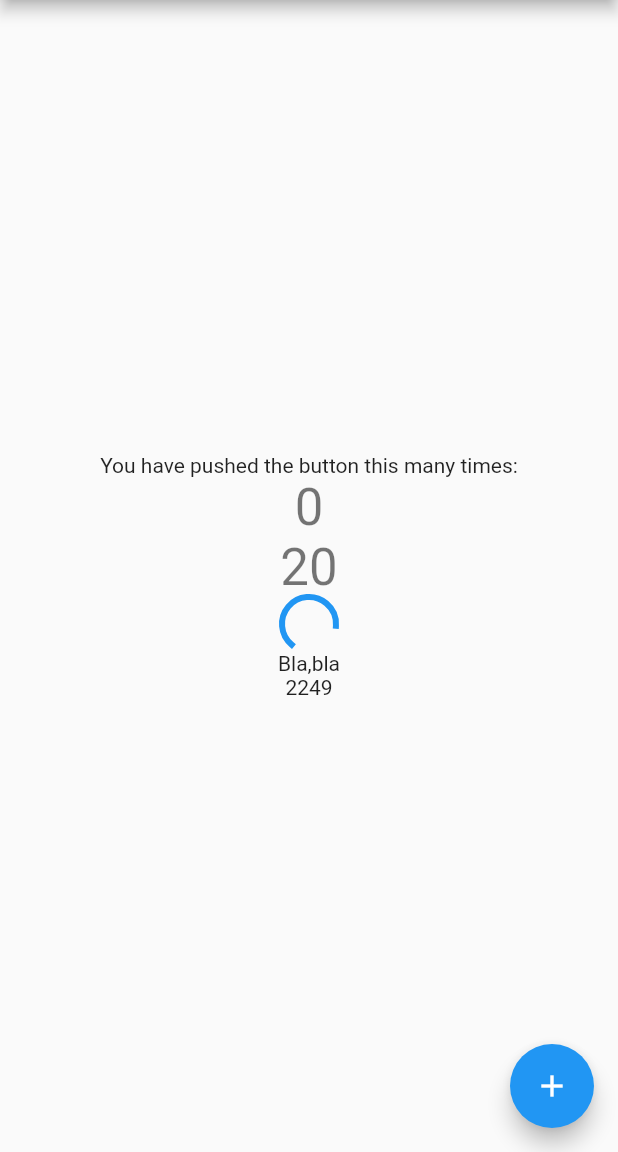
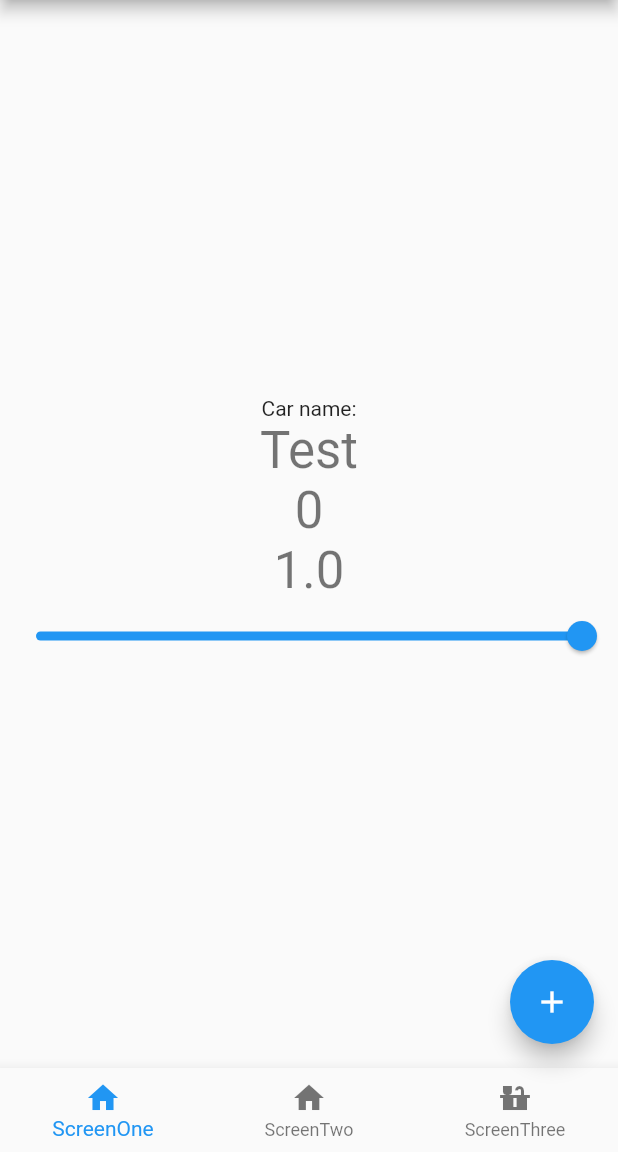
Before and after one commit to Noamagnus/riverpod_lesson_1, a Flutter app: the first screen one second after launch, on a phone screen of 412 x 824 dp, the part 84-1236 px from its top. Run offline on Flutter 3.47's test engine with Material 2 defaults, Android fonts, the phone set to English and light mode, and no system bars; our stand-ins replace flutter_riverpod.

```diff
--- a/lib/main.dart
+++ b/lib/main.dart
@@ -3,6 +3,7 @@ import 'dart:developer';
 import 'package:flutter/material.dart';
 import 'package:flutter/services.dart';
 import 'package:flutter_riverpod/flutter_riverpod.dart';
+import 'package:my_first_riverpod/screens/home_page.dart';
 
 void main() {
   runApp(const MyApp());
@@ -24,142 +25,3 @@ class MyApp extends StatelessWidget {
     );
   }
 }
-
-Future<int> fetchWeather() async {
-  await Future.delayed(const Duration(seconds: 5));
-  throw Exception('Not so fast!!!');
-}
-
-//! This is cases of different providers
-final futureProvider = FutureProvider<int>((ref) => fetchWeather());
-final counterProvider = StateProvider<int>((ref) => 0);
-final streamProvider = StreamProvider<String>(
-  (ref) => Stream.periodic(
-    const Duration(microseconds: 400),
-    (x) => x.toString(),
-  ),
-);
-final counterNotifierProvider =
-    StateNotifierProvider<CounterNotifier, Counter>((ref) => CounterNotifier());
-
-//! Lets try StateNotifier thing
-class Counter {
-  int counts;
-  int doubleCounts;
-  Counter({
-    this.counts = 0,
-    this.doubleCounts = 20,
-  });
-
-  // Counter copyWith({
-  //   int? counts,
-  // }) {
-  //   return Counter(
-  //     counts: counts ?? this.counts,
-  //   );
-  // }
-}
-
-class CounterNotifier extends StateNotifier<Counter> {
-  CounterNotifier() : super(Counter());
-
-  // void increment(int counter) {
-  //   final newCounts = state.counts + 1;
-  //   final newState = state.copyWith(counts: newCounts);
-  //   state = newState;
-  // }
-  void increment() {
-    state.counts++;
-    state.doubleCounts += 20;
-  }
-}
-
-class MyHomePage extends StatelessWidget {
-  const MyHomePage({Key? key, required this.title}) : super(key: key);
-
-  final String title;
-  @override
-  Widget build(BuildContext context) {
-    return Scaffold(
-        appBar: AppBar(
-          title: Text(title),
-        ),
-        body: Center(
-          child: Column(
-            mainAxisAlignment: MainAxisAlignment.center,
-            children: <Widget>[
-              const Text(
-                'You have pushed the button this many times:',
-              ),
-              Consumer(
-                builder: (BuildContext context, WidgetRef ref, Widget? child) {
-                  final counter = ref.watch(counterProvider);
-                  final asyncValue = ref.watch(futureProvider);
-                  final streamValue = ref.watch(streamProvider);
-                  final counterNotifier = ref.watch(counterNotifierProvider);
-                  return Column(
-                    children: [
-                      Text(
-                        counterNotifier.counts.toString(),
-                        style: Theme.of(context).textTheme.headline4,
-                      ),
-                      Text(
-                        counterNotifier.doubleCounts.toString(),
-                        style: Theme.of(context).textTheme.headline4,
-                      ),
-                      asyncValue.when(loading: () {
-                        return const CircularProgressIndicator();
-                      }, error: (Object error, StackTrace? stackTrace) {
-                        return Text(error.toString());
-                      }, data: (int data) {
-                        return Text(
-                          data.toString(),
-                          style: Theme.of(context).textTheme.headline4,
-                        );
-                      }),
-                      const Text('Bla,bla'),
-                      streamValue.when(
-                        loading: () => const CircularProgressIndicator(),
-                        data: (value) => Text(value),
-                        error: (e, stack) => Text('Erron $e'),
-                      ),
-                      //! Classic way with StreamBuilder
-                      //! when using this approach use final streamValue = ref.watch(streamProvider.strem);
-
-                      // StreamBuilder<String>(
-                      //   stream: streamValue,
-                      //   builder: (BuildContext context, AsyncSnapshot<dynamic> snapshot) {
-                      //     switch (snapshot.connectionState) {
-                      //       case ConnectionState.waiting:
-                      //         return const CircularProgressIndicator();
-
-                      //       default:
-                      //         if (snapshot.hasError) {
-                      //           return Text(snapshot.error.toString());
-                      //         } else {
-                      //           return Text(snapshot.data);
-                      //         }
-                      //         ;
-                      //     }
-                      //   },
-                      // )
-                    ],
-                  );
-                },
-              ),
-            ],
-          ),
-        ),
-        floatingActionButton: Consumer(
-          builder: (context, ref, child) {
-            return FloatingActionButton(
-              onPressed: () {
-                ref.read(counterNotifierProvider.notifier).increment();
-              },
-              tooltip: 'Increment',
-              child: const Icon(Icons.add),
-            );
-          },
-        ));
-  }
-}
--- /dev/null
+++ b/lib/models/car.dart
@@ -0,0 +1,23 @@
+class Car {
+  String? name;
+  double? doors;
+  int? speed;
+  Car({
+     this.name='Test',
+     this.doors=1,
+     this.speed=0,
+  });
+
+
+  Car copyWith({
+    String? name,
+    double? doors,
+    int? speed,
+  }) {
+    return Car(
+      name: name ?? this.name,
+      doors: doors ?? this.doors,
+      speed: speed ?? this.speed,
+    );
+  }
+}
--- /dev/null
+++ b/lib/providers/providers.dart
@@ -0,0 +1,58 @@
+import 'package:flutter_riverpod/flutter_riverpod.dart';
+import 'package:my_first_riverpod/models/bottom_navigation.dart';
+import 'package:my_first_riverpod/models/car.dart';
+import 'package:my_first_riverpod/models/counter.dart';
+import 'package:my_first_riverpod/services/services.dart';
+
+//! This is cases of different providers
+
+final futureProvider = FutureProvider<int>((ref) => fetchWeather());
+final counterProvider = StateProvider<int>((ref) => 0);
+final streamProvider = StreamProvider<String>(
+  (ref) => Stream.periodic(
+    const Duration(microseconds: 400),
+    (x) => x.toString(),
+  ),
+);
+final counterNotifierProvider =
+    StateNotifierProvider<CounterNotifier, Counter>((ref) => CounterNotifier());
+final bottomNavigationBarProvider =
+    StateNotifierProvider<BottomNavigationNotifier, BottomNavigationModel>(
+        (ref) => BottomNavigationNotifier());
+
+final carProvider = StateNotifierProvider<CarNotifier, Car>((ref) {
+  return CarNotifier();
+});
+
+class CarNotifier extends StateNotifier<Car> {
+  CarNotifier() : super(Car());
+
+  void doors(double doors) {
+    state = state.copyWith(doors: doors);
+  }
+
+}
+
+class BottomNavigationNotifier extends StateNotifier<BottomNavigationModel> {
+  BottomNavigationNotifier() : super(BottomNavigationModel());
+
+  void setIndex(int newIndex) {
+    print(newIndex);
+    final newState = state.copyWith(index: newIndex);
+    state = newState;
+  }
+}
+
+class CounterNotifier extends StateNotifier<Counter> {
+  CounterNotifier() : super(Counter());
+
+  // void increment(int counter) {
+  //   final newCounts = state.counts + 1;
+  //   final newState = state.copyWith(counts: newCounts);
+  //   state = newState;
+  // }
+  void increment() {
+    state.counts++;
+    state.doubleCounts += 20;
+  }
+}
--- /dev/null
+++ b/lib/screens/home_page.dart
@@ -0,0 +1,59 @@
+import 'package:flutter/material.dart';
+import 'package:flutter_riverpod/flutter_riverpod.dart';
+import 'package:my_first_riverpod/providers/providers.dart';
+import 'package:my_first_riverpod/screens/first_page.dart';
+import 'package:my_first_riverpod/screens/second_page.dart';
+import 'package:my_first_riverpod/screens/third_page.dart';
+
+class MyHomePage extends ConsumerWidget {
+  const MyHomePage({Key? key, required this.title}) : super(key: key);
+
+  final String title;
+
+  @override
+  Widget build(BuildContext context, ref) {
+    final bottom = ref.watch(bottomNavigationBarProvider);
+    final currentIndex = bottom.index;
+
+    return Scaffold(
+        appBar: AppBar(
+          title: Text(title),
+        ),
+        body: renderPage(currentIndex) ,
+        // body: currentIndex == 0 ? FirstScreen() : SecondScreen(),
+        floatingActionButton: Consumer(
+          builder: (context, ref, child) {
+            return FloatingActionButton(
+              onPressed: () {
+                ref.read(counterNotifierProvider.notifier).increment();
+              },
+              tooltip: 'Increment',
+              child: const Icon(Icons.add),
+            );
+          },
+        ),
+        bottomNavigationBar: BottomNavigationBar(
+          currentIndex: currentIndex,
+          onTap: (index) {
+            ref.watch(bottomNavigationBarProvider.notifier).setIndex(index);
+          },
+          items: const [
+            BottomNavigationBarItem(label: 'ScreenOne', icon: Icon(Icons.home)),
+            BottomNavigationBarItem(label: 'ScreenTwo', icon: Icon(Icons.home)),
+            BottomNavigationBarItem(label: 'ScreenThree', icon: Icon(Icons.countertops)),
+          ],
+        ));
+  }
+}
+
+Widget renderPage(int index){
+  switch (index) {
+    case 0:
+      return const SecondScreen();
+    case 2:
+    return const ThirdScreen();
+    default:
+    return const FirstScreen();
+  }
+
+}
--- /dev/null
+++ b/lib/screens/second_page.dart
@@ -0,0 +1,48 @@
+import 'package:flutter/material.dart';
+import 'package:flutter_riverpod/flutter_riverpod.dart';
+import 'package:my_first_riverpod/providers/providers.dart';
+
+class SecondScreen extends ConsumerWidget {
+  const SecondScreen({Key? key}) : super(key: key);
+
+  @override
+  Widget build(BuildContext context, WidgetRef ref) {
+    final car = ref.watch(carProvider);
+    return Center(
+      child: Column(
+        mainAxisAlignment: MainAxisAlignment.center,
+        children: <Widget>[
+          const Text(
+            'Car name:',
+          ),
+          Consumer(
+            builder: (BuildContext context, WidgetRef ref, Widget? child) {
+              return Column(
+                children: [
+                  Text(
+                    car.name.toString(),
+                    style: Theme.of(context).textTheme.headline4,
+                  ),
+                  Text(
+                    car.speed.toString(),
+                    style: Theme.of(context).textTheme.headline4,
+                  ),
+                  Text(
+                    car.doors.toString(),
+                    style: Theme.of(context).textTheme.headline4,
+                  ),
+                  Slider(
+                    onChanged: (value) {
+                      ref.read(carProvider.notifier).doors(value);
+                    },
+                    value: car.doors!.toDouble(),
+                  ),
+                ],
+              );
+            },
+          ),
+        ],
+      ),
+    );
+  }
+}
--- /dev/null
+++ b/lib/services/services.dart
@@ -0,0 +1,4 @@
+Future<int> fetchWeather() async {
+  await Future.delayed(const Duration(seconds: 5));
+  throw Exception('Not so fast!!!');
+}
```
Also changed, not shown: lib/models/bottom_navigation.dart (added, +19 -0 lines), lib/models/counter.dart (added, +17 -0 lines), lib/screens/first_page.dart (added, +81 -0 lines), lib/screens/third_page.dart (added, +48 -0 lines).
